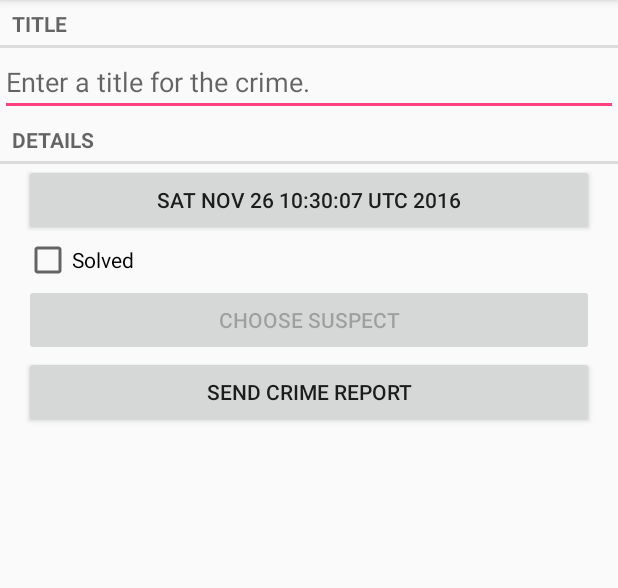
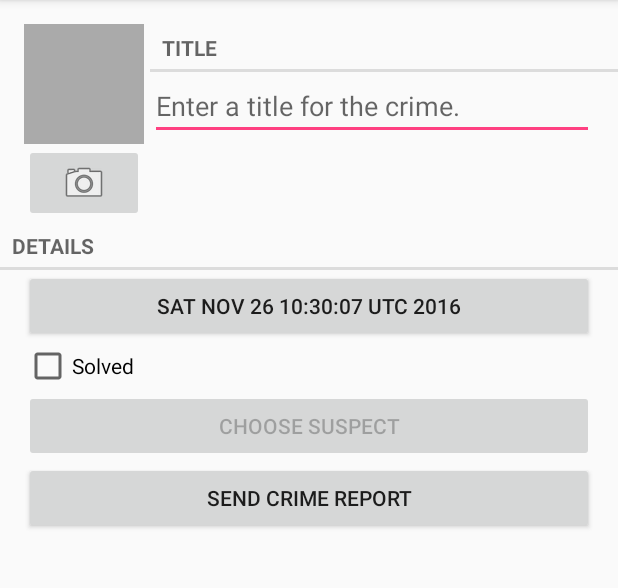
Before and after one commit to smartjinyu/APTBNRG, an Android app: the CrimeFragment screen opened directly, with no data from a screen before it, on a phone screen of 412 x 824 dp, the part 84-672 px from its top. Run offline under Robolectric (Android 15) with nearby library versions, the phone set to English and light mode, and no system bars.

Commit message:
finish Chapter 16

```diff
--- a/CriminalIntent/app/src/main/java/com/smartjinyu/criminalintent/Crime.java
+++ b/CriminalIntent/app/src/main/java/com/smartjinyu/criminalintent/Crime.java
@@ -18,6 +18,10 @@ public class Crime {
 
     public void setSuspect(String suspect) {
         mSuspect = suspect;
+    }
+
+    public String getPhotoFilename(){
+        return "IMG_"+getId().toString() + ".jpg";
     }
 
     private String mSuspect;
--- a/CriminalIntent/app/src/main/java/com/smartjinyu/criminalintent/CrimeFragment.java
+++ b/CriminalIntent/app/src/main/java/com/smartjinyu/criminalintent/CrimeFragment.java
@@ -5,11 +5,15 @@ import android.app.Activity;
 import android.content.Intent;
 import android.content.pm.PackageManager;
 import android.database.Cursor;
+import android.graphics.Bitmap;
+import android.graphics.Picture;
 import android.net.Uri;
 import android.os.Bundle;
 import android.provider.ContactsContract;
+import android.provider.MediaStore;
 import android.support.v4.app.Fragment;
 import android.support.v4.app.FragmentManager;
+import android.support.v4.content.FileProvider;
 import android.text.Editable;
 import android.text.TextWatcher;
 import android.text.format.DateFormat;
@@ -20,7 +24,10 @@ import android.widget.Button;
 import android.widget.CheckBox;
 import android.widget.CompoundButton;
 import android.widget.EditText;
+import android.widget.ImageButton;
+import android.widget.ImageView;
 
+import java.io.File;
 import java.net.DatagramPacket;
 import java.util.Date;
 import java.util.UUID;
@@ -35,12 +42,16 @@ public class CrimeFragment extends Fragment{
     private static final String DIALOG_DATE = "DialogDate";
     private static final int REQUEST_DATE = 0;
     private static final int REQUEST_CONTACT = 1;
+    private static final int REQUEST_PHOTO = 2;
 
     private EditText mTitleField;
     private CheckBox mSolvedCheckBox;
     private Button mDateButton;
     private Button mReportButton;
     private Button mSuspectButton;
+    private ImageButton mPhotoButton;
+    private ImageView mPhotoView;
+    private File mPhotoFile;
 
     public static CrimeFragment newInstance(UUID crimeId){
         Bundle args = new Bundle();
@@ -55,6 +66,7 @@ public class CrimeFragment extends Fragment{
         super.onCreate(savedInstanceState);
         UUID crimeId = (UUID) getArguments().getSerializable(ARG_CRIME_ID);
         mCrime = CrimeLab.get(getActivity()).getCrime(crimeId);
+        mPhotoFile = CrimeLab.get(getActivity()).getPhotoFile(mCrime);
     }
 
     @Override
@@ -135,6 +147,27 @@ public class CrimeFragment extends Fragment{
             mSuspectButton.setEnabled(false);
         }
 
+        mPhotoButton = (ImageButton) v.findViewById(R.id.crime_camera);
+        mPhotoView = (ImageView) v.findViewById(R.id.crime_photo);
+        updatePhotoView();
+
+        final Intent captureImage = new Intent(MediaStore.ACTION_IMAGE_CAPTURE);
+        boolean canTakePhoto = (mPhotoFile != null) && (captureImage.resolveActivity(packageManager) != null);
+        mPhotoButton.setEnabled(canTakePhoto);
+        if(canTakePhoto){
+            Uri uri = FileProvider.getUriForFile(getActivity(),
+                    BuildConfig.APPLICATION_ID + ".provider",
+                    mPhotoFile);
+
+            captureImage.putExtra(MediaStore.EXTRA_OUTPUT,uri);
+        }
+        mPhotoButton.setOnClickListener(new View.OnClickListener() {
+            @Override
+            public void onClick(View view) {
+                startActivityForResult(captureImage,REQUEST_PHOTO);
+            }
+        });
+
         return v;
     }
 
@@ -163,6 +196,8 @@ public class CrimeFragment extends Fragment{
             }finally {
                 c.close();
             }
+        }else if (requestCode == REQUEST_PHOTO){
+            updatePhotoView();
         }
     }
 
@@ -191,4 +226,13 @@ public class CrimeFragment extends Fragment{
         return report;
     }
 
+    public void updatePhotoView(){
+        if( mPhotoFile == null || !mPhotoFile.exists()){
+            mPhotoView.setImageDrawable(null);
+        }else{
+            Bitmap bitmap = PictureUtils.getScaledBitmap(mPhotoFile.getPath(),getActivity());
+            mPhotoView.setImageBitmap(bitmap);
+        }
+    }
+
 }
--- a/CriminalIntent/app/src/main/java/com/smartjinyu/criminalintent/CrimeLab.java
+++ b/CriminalIntent/app/src/main/java/com/smartjinyu/criminalintent/CrimeLab.java
@@ -4,11 +4,13 @@ import android.content.ContentValues;
 import android.content.Context;
 import android.database.Cursor;
 import android.database.sqlite.SQLiteDatabase;
+import android.os.Environment;
 
 import com.smartjinyu.criminalintent.database.CrimeBaseHelper;
 import com.smartjinyu.criminalintent.database.CrimeCursorWrapper;
 import com.smartjinyu.criminalintent.database.CrimeDbSchema;
 
+import java.io.File;
 import java.util.ArrayList;
 import java.util.List;
 import java.util.UUID;
@@ -89,6 +91,16 @@ public class CrimeLab {
             cursor.close();
         }
     }
+
+    public File getPhotoFile(Crime crime){
+        File externalFilesDir = mContext.getExternalFilesDir(Environment.DIRECTORY_PICTURES);
+        if(externalFilesDir == null){
+            return null;
+        }
+        return new File(externalFilesDir,crime.getPhotoFilename());
+    }
+
+
     public void addCrime(Crime c){
         ContentValues values = getContentValues(c);
         mDatabase.insert(CrimeDbSchema.CrimeTable.NAME,null,values);
--- a/CriminalIntent/app/src/main/res/layout-land/fragment_crime.xml
+++ b/CriminalIntent/app/src/main/res/layout-land/fragment_crime.xml
@@ -3,16 +3,8 @@
               android:orientation="vertical"
               android:layout_width="match_parent"
               android:layout_height="match_parent">
-    <TextView
-        android:layout_width="match_parent"
-        android:layout_height="wrap_content"
-        android:text="@string/crime_title_label"
-        style="?android:listSeparatorTextViewStyle"/>
-    <EditText
-        android:id="@+id/crime_title"
-        android:layout_width="match_parent"
-        android:layout_height="wrap_content"
-        android:hint = "@string/crime_title_hint"/>
+    <include layout="@layout/view_camera_and_title"/>
+
     <TextView
         android:layout_width="match_parent"
         android:layout_height="wrap_content"
@@ -48,6 +40,7 @@
         android:layout_marginLeft="16dp"
         android:layout_marginRight="16dp">
 
+
         <Button
             android:id="@+id/crime_suspect"
             android:layout_width="wrap_content"
--- a/CriminalIntent/app/src/main/res/layout/fragment_crime.xml
+++ b/CriminalIntent/app/src/main/res/layout/fragment_crime.xml
@@ -3,16 +3,7 @@
               android:orientation="vertical"
               android:layout_width="match_parent"
               android:layout_height="match_parent">
-    <TextView
-        android:layout_width="match_parent"
-        android:layout_height="wrap_content"
-        android:text="@string/crime_title_label"
-        style="?android:listSeparatorTextViewStyle"/>
-    <EditText
-        android:id="@+id/crime_title"
-        android:layout_width="match_parent"
-        android:layout_height="wrap_content"
-        android:hint = "@string/crime_title_hint"/>
+    <include layout="@layout/view_camera_and_title"/>
     <TextView
         android:layout_width="match_parent"
         android:layout_height="wrap_content"
--- /dev/null
+++ b/CriminalIntent/app/src/main/res/layout/view_camera_and_title.xml
@@ -0,0 +1,47 @@
+<?xml version="1.0" encoding="utf-8"?>
+<LinearLayout xmlns:android="http://schemas.android.com/apk/res/android"
+              android:layout_width="match_parent"
+              android:layout_height="wrap_content"
+              android:layout_marginLeft="16dp"
+              android:layout_marginTop="16dp">
+
+    <LinearLayout
+        android:layout_width="wrap_content"
+        android:layout_height="wrap_content"
+        android:orientation="vertical"
+        android:layout_marginRight="4dp">
+
+        <ImageView
+            android:id="@+id/crime_photo"
+            android:layout_width="80dp"
+            android:layout_height="80dp"
+            android:scaleType="centerInside"
+            android:background="@android:color/darker_gray"
+            android:cropToPadding="true"/>
+        <ImageButton
+            android:id="@+id/crime_camera"
+            android:layout_width="match_parent"
+            android:layout_height="wrap_content"
+            android:src="@android:drawable/ic_menu_camera"/>
+    </LinearLayout>
+
+    <LinearLayout
+        android:layout_width="wrap_content"
+        android:layout_height="wrap_content"
+        android:orientation="vertical"
+        android:layout_weight="1">
+
+        <TextView
+            android:layout_width="match_parent"
+            android:layout_height="wrap_content"
+            android:text="@string/crime_title_label"
+            style="?android:listSeparatorTextViewStyle"/>
+        <EditText
+            android:id="@+id/crime_title"
+            android:layout_width="match_parent"
+            android:layout_height="wrap_content"
+            android:layout_marginRight="16dp"
+            android:hint="@string/crime_title_hint"/>
+    </LinearLayout>
+
+</LinearLayout>
--- /dev/null
+++ b/CriminalIntent/app/src/main/res/xml/file_paths.xml
@@ -0,0 +1,4 @@
+<?xml version="1.0" encoding="utf-8"?>
+<paths>
+    <external-path name="my_images" path="Android/data/com.smartjinyu.criminalintent/files/Pictures" />
+</paths>
```
Also changed, not shown: CriminalIntent/app/src/main/AndroidManifest.xml (+13 -0 lines), CriminalIntent/app/src/main/java/com/smartjinyu/criminalintent/PictureUtils.java (added, +43 -0 lines).
